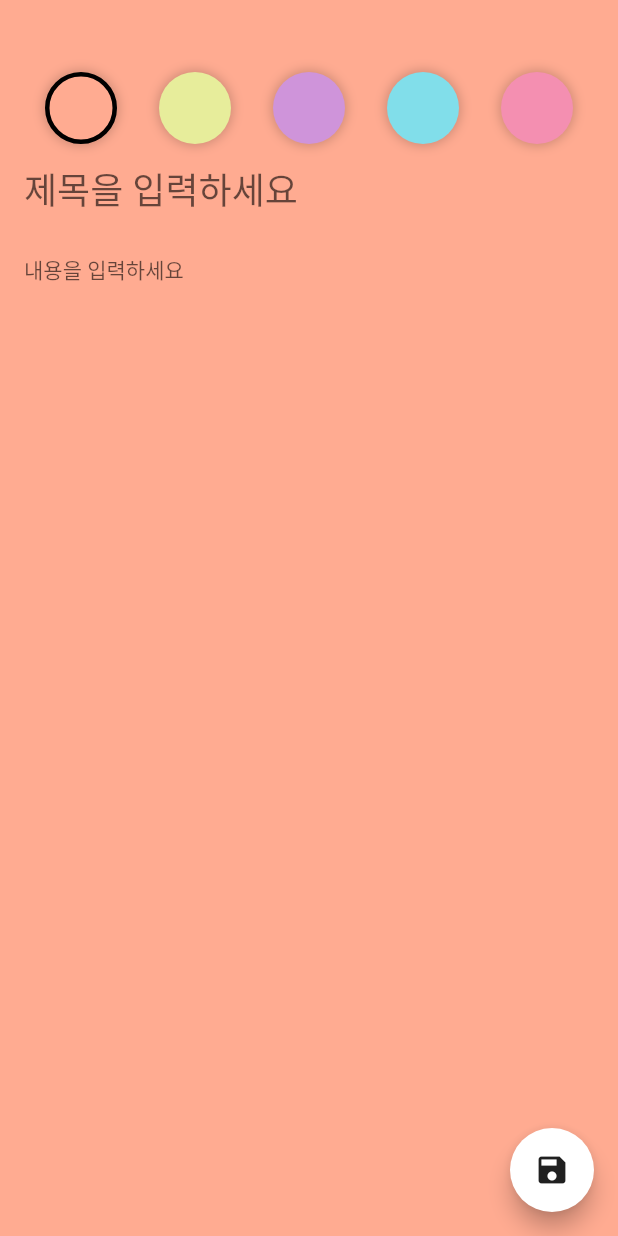
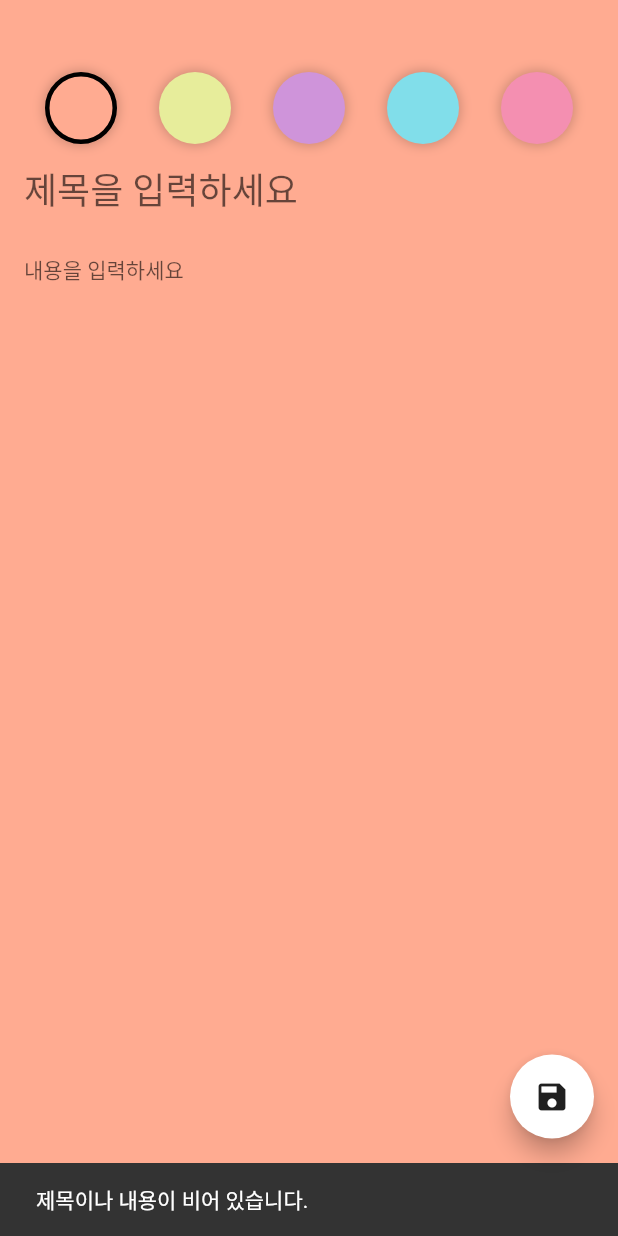
Before and after one commit to boring-km/flutter_note_app, a Flutter app: the AddEditNoteScreen screen opened directly, after a tap on the "save" icon, on a phone screen of 412 x 824 dp. Run offline on Flutter 3.47's test engine with Material 2 defaults, Android fonts, the phone set to English and light mode, and no system bars; our stand-ins replace freezed_annotation, sqflite; accounts and stored records are empty.

Commit message:
32 새 노트 작성, 노트 표시 기능

```diff
--- a/lib/presentation/add_edit_note/add_edit_note_screen.dart
+++ b/lib/presentation/add_edit_note/add_edit_note_screen.dart
@@ -1,8 +1,16 @@
+import 'dart:async';
+
 import 'package:flutter/material.dart';
+import 'package:flutter_note_app/domain/model/note.dart';
+import 'package:flutter_note_app/presentation/add_edit_note/add_edit_note_event.dart';
+import 'package:flutter_note_app/presentation/add_edit_note/add_edit_note_view_model.dart';
 import 'package:flutter_note_app/ui/colors.dart';
+import 'package:provider/provider.dart';
 
 class AddEditNoteScreen extends StatefulWidget {
-  const AddEditNoteScreen({Key? key}) : super(key: key);
+  final Note? note;
+
+  const AddEditNoteScreen({Key? key, this.note}) : super(key: key);
 
   @override
   State<AddEditNoteScreen> createState() => _AddEditNoteScreenState();
@@ -11,6 +19,7 @@ class AddEditNoteScreen extends StatefulWidget {
 class _AddEditNoteScreenState extends State<AddEditNoteScreen> {
   final _titleController = TextEditingController();
   final _contentController = TextEditingController();
+  StreamSubscription? _streamSubscription;
 
   final List<Color> noteColors = [
     roseBud,
@@ -20,26 +29,52 @@ class _AddEditNoteScreenState extends State<AddEditNoteScreen> {
     illusion,
   ];
 
-  Color _color = roseBud;
+  @override
+  void initState() {
+    super.initState();
+    Future.microtask(() {
+      final viewModel = context.read<AddEditNoteViewModel>();
+      _streamSubscription = viewModel.eventStream.listen((event) {
+        event.when(saveNote: () {
+          Navigator.pop(context, true);
+        });
+      });
+    });
+  }
 
   @override
   void dispose() {
     _titleController.dispose();
     _contentController.dispose();
+    _streamSubscription?.cancel();
     super.dispose();
   }
 
   @override
   Widget build(BuildContext context) {
+    final viewModel = context.watch<AddEditNoteViewModel>();
+
     return Scaffold(
       floatingActionButton: FloatingActionButton(
-        onPressed: () {},
+        onPressed: () {
+          if (_titleController.text.isEmpty ||
+              _contentController.text.isEmpty) {
+            const snackBar = SnackBar(content: Text('제목이나 내용이 비어 있습니다.'));
+            ScaffoldMessenger.of(context).showSnackBar(snackBar);
+          } else {
+            viewModel.onEvent(AddEditNoteEvent.saveNote(
+              widget.note == null ? null : widget.note!.id,
+              _titleController.text,
+              _contentController.text,
+            ));
+          }
+        },
         child: const Icon(Icons.save),
       ),
       body: AnimatedContainer(
         padding:
             const EdgeInsets.only(left: 16, right: 16, bottom: 16, top: 48),
-        color: _color,
+        color: Color(viewModel.color),
         duration: const Duration(milliseconds: 500),
         child: Column(
           children: [
@@ -49,13 +84,12 @@ class _AddEditNoteScreenState extends State<AddEditNoteScreen> {
                   .map(
                     (color) => InkWell(
                       onTap: () {
-                        setState(() {
-                          _color = color;
-                        });
+                        viewModel
+                            .onEvent(AddEditNoteEvent.changeColor(color.value));
                       },
                       child: _buildBackgroundColor(
                         color: color,
-                        selected: _color == color,
+                        selected: viewModel.color == color.value,
                       ),
                     ),
                   )
--- /dev/null
+++ b/lib/presentation/add_edit_note/add_edit_note_ui_event.dart
@@ -0,0 +1,8 @@
+import 'package:freezed_annotation/freezed_annotation.dart';
+
+part 'add_edit_note_ui_event.freezed.dart';
+
+@freezed
+abstract class AddEditNoteUiEvent with _$AddEditNoteUiEvent {
+  const factory AddEditNoteUiEvent.saveNote() = SaveNote;
+}
--- a/lib/presentation/add_edit_note/add_edit_note_view_model.dart
+++ b/lib/presentation/add_edit_note/add_edit_note_view_model.dart
@@ -1,16 +1,24 @@
+import 'dart:async';
+
 import 'package:flutter/material.dart';
 import 'package:flutter_note_app/domain/model/note.dart';
 import 'package:flutter_note_app/domain/repository/note_repository.dart';
 import 'package:flutter_note_app/presentation/add_edit_note/add_edit_note_event.dart';
+import 'package:flutter_note_app/presentation/add_edit_note/add_edit_note_ui_event.dart';
+import 'package:flutter_note_app/ui/colors.dart';
 
 class AddEditNoteViewModel with ChangeNotifier {
   final NoteRepository _repository;
 
   AddEditNoteViewModel(this._repository);
 
-  int _color = Colors.orange.value;
+  int _color = roseBud.value;
 
   int get color => _color;
+
+  final _eventController = StreamController<AddEditNoteUiEvent>.broadcast();
+
+  Stream<AddEditNoteUiEvent> get eventStream => _eventController.stream;
 
   void onEvent(AddEditNoteEvent event) {
     event.when(
@@ -45,5 +53,6 @@ class AddEditNoteViewModel with ChangeNotifier {
         ),
       );
     }
+    _eventController.add(const AddEditNoteUiEvent.saveNote());
   }
 }
--- a/lib/presentation/notes/notes_view_model.dart
+++ b/lib/presentation/notes/notes_view_model.dart
@@ -13,7 +13,9 @@ class NotesViewModel with ChangeNotifier {
 
   Note? _recentlyDeletedNote;
 
-  NotesViewModel(this.repository);
+  NotesViewModel(this.repository) {
+    _loadNotes();
+  }
 
   void onEvent(NotesEvent event) {
     event.when(
```
Also changed, not shown: lib/presentation/notes/notes_screen.dart (+15 -22 lines), lib/presentation/add_edit_note/add_edit_note_ui_event.freezed.dart (added).
